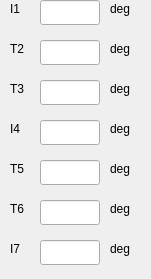
This is UI/script/wheel_bipedal_7d/wheel_bipedal7d_data_monitor.ui in Jiongyu/birl-module-robot-1.0 as Qt 5 draws it before an edit. The edited form follows.
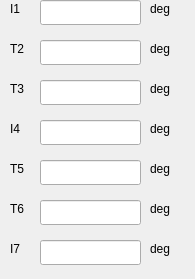
This is the edited form.

The edit to the form file:
```diff
--- a/UI/script/wheel_bipedal_7d/wheel_bipedal7d_data_monitor.ui
+++ b/UI/script/wheel_bipedal_7d/wheel_bipedal7d_data_monitor.ui
@@ -6,7 +6,7 @@
    <rect>
     <x>0</x>
     <y>0</y>
-    <width>151</width>
+    <width>195</width>
     <height>279</height>
    </rect>
   </property>
@@ -16,7 +16,7 @@
   <widget class="QLabel" name="label_9">
    <property name="geometry">
     <rect>
-     <x>110</x>
+     <x>150</x>
      <y>80</y>
      <width>40</width>
      <height>17</height>
@@ -44,7 +44,7 @@
     <rect>
      <x>40</x>
      <y>160</y>
-     <width>60</width>
+     <width>101</width>
      <height>25</height>
     </rect>
    </property>
@@ -57,7 +57,7 @@
     <rect>
      <x>40</x>
      <y>40</y>
-     <width>60</width>
+     <width>101</width>
      <height>25</height>
     </rect>
    </property>
@@ -81,7 +81,7 @@
   <widget class="QLabel" name="label_10">
    <property name="geometry">
     <rect>
-     <x>110</x>
+     <x>150</x>
      <y>120</y>
      <width>40</width>
      <height>17</height>
@@ -133,7 +133,7 @@
   <widget class="QLabel" name="label_8">
    <property name="geometry">
     <rect>
-     <x>110</x>
+     <x>150</x>
      <y>40</y>
      <width>40</width>
      <height>17</height>
@@ -148,7 +148,7 @@
     <rect>
      <x>40</x>
      <y>0</y>
-     <width>60</width>
+     <width>101</width>
      <height>25</height>
     </rect>
    </property>
@@ -161,7 +161,7 @@
     <rect>
      <x>40</x>
      <y>80</y>
-     <width>60</width>
+     <width>101</width>
      <height>25</height>
     </rect>
    </property>
@@ -172,7 +172,7 @@
   <widget class="QLabel" name="label_6">
    <property name="geometry">
     <rect>
-     <x>110</x>
+     <x>150</x>
      <y>0</y>
      <width>40</width>
      <height>17</height>
@@ -185,7 +185,7 @@
   <widget class="QLabel" name="label_11">
    <property name="geometry">
     <rect>
-     <x>110</x>
+     <x>150</x>
      <y>160</y>
      <width>40</width>
      <height>17</height>
@@ -200,7 +200,7 @@
     <rect>
      <x>40</x>
      <y>120</y>
-     <width>60</width>
+     <width>101</width>
      <height>25</height>
     </rect>
    </property>
@@ -211,7 +211,7 @@
   <widget class="QLabel" name="label_12">
    <property name="geometry">
     <rect>
-     <x>110</x>
+     <x>150</x>
      <y>200</y>
      <width>40</width>
      <height>17</height>
@@ -226,7 +226,7 @@
     <rect>
      <x>40</x>
      <y>200</y>
-     <width>60</width>
+     <width>101</width>
      <height>25</height>
     </rect>
    </property>
@@ -250,7 +250,7 @@
   <widget class="QLabel" name="label_14">
    <property name="geometry">
     <rect>
-     <x>110</x>
+     <x>150</x>
      <y>240</y>
      <width>40</width>
      <height>17</height>
@@ -265,7 +265,7 @@
     <rect>
      <x>40</x>
      <y>240</y>
-     <width>60</width>
+     <width>101</width>
      <height>25</height>
     </rect>
    </property>
```
